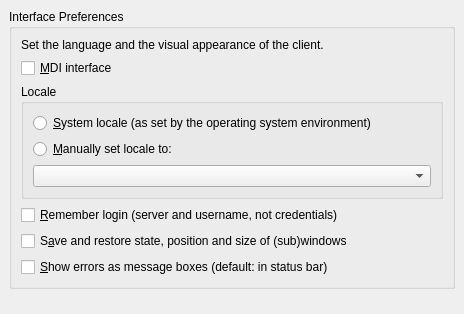
The window that qtSkeleton/PreferencesDialogInterface.ui (Wolframe/qtClient) describes before a commit, drawn with Qt 5.
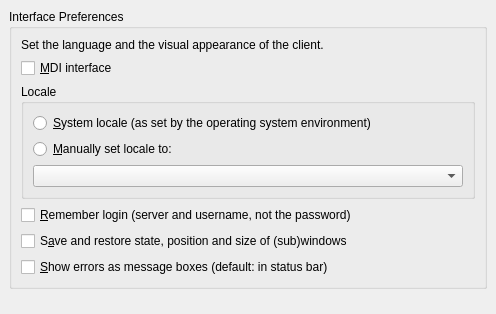
The same window after the commit.

What changed in the file:
```diff
--- a/qtSkeleton/PreferencesDialogInterface.ui
+++ b/qtSkeleton/PreferencesDialogInterface.ui
@@ -6,7 +6,7 @@
    <rect>
     <x>0</x>
     <y>0</y>
-    <width>464</width>
+    <width>496</width>
     <height>314</height>
    </rect>
   </property>
@@ -85,7 +85,7 @@
       <item row="4" column="0">
        <widget class="QCheckBox" name="rememberLogin">
         <property name="text">
-         <string>&amp;Remember login (server and username, not credentials)</string>
+         <string>&amp;Remember login (server and username, not the password)</string>
         </property>
        </widget>
       </item>
```
